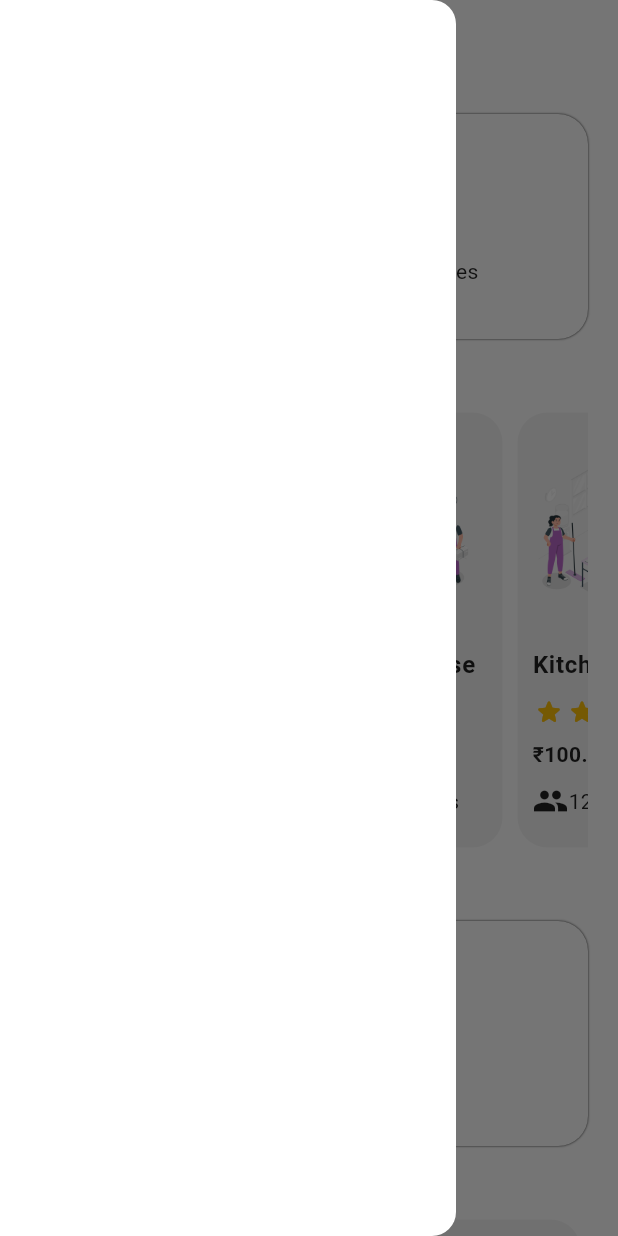
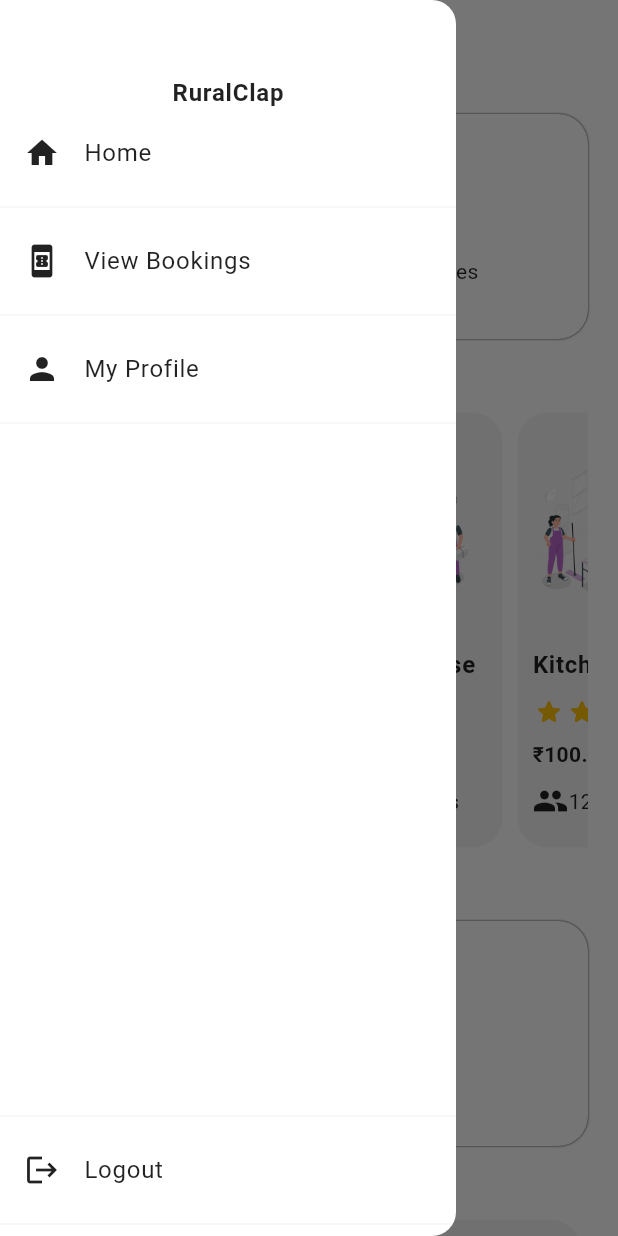
Before and after one commit to theVatsal3802/ruralclap-demo, a Flutter app: the screen it shows after launch, with the side drawer open, on a phone screen of 412 x 824 dp. Run offline on Flutter 3.47's test engine with Material 3 defaults, Android fonts, the phone set to English and light mode, and no system bars; drawn by our look-alikes of flutter_rating_stars.

Commit message:
Added drawer in demo

```diff
--- a/lib/screens/home_screen.dart
+++ b/lib/screens/home_screen.dart
@@ -2,6 +2,7 @@
 import 'package:ruralclap/models/category_model.dart';
 import 'package:ruralclap/models/trade_model.dart';
 import 'package:ruralclap/widgets/category_tile.dart';
+import 'package:ruralclap/widgets/custom_drawer.dart';
 import 'package:ruralclap/widgets/trade.dart';
 
 class HomeScreen extends StatefulWidget {
@@ -19,7 +20,7 @@
   @override
   Widget build(BuildContext context) {
     return Scaffold(
-      drawer: const Drawer(),
+      drawer: const CustomDrawer(),
       appBar: AppBar(
         title: const Text(
           "Welcome back",
--- /dev/null
+++ b/lib/widgets/custom_drawer.dart
@@ -0,0 +1,64 @@
+import 'package:flutter/material.dart';
+
+class CustomDrawer extends StatelessWidget {
+  const CustomDrawer({super.key});
+
+  @override
+  Widget build(BuildContext context) {
+    return Drawer(
+      child: Column(
+        children: [
+          const SizedBox(
+            height: 50,
+          ),
+          Text(
+            "RuralClap",
+            textScaler: TextScaler.noScaling,
+            style: Theme.of(context).textTheme.bodyLarge!.copyWith(
+                  fontWeight: FontWeight.bold,
+                ),
+            overflow: TextOverflow.ellipsis,
+          ),
+          const ListTile(
+            title: Text(
+              "Home",
+              textScaler: TextScaler.noScaling,
+            ),
+            leading: Icon(Icons.home),
+            style: ListTileStyle.drawer,
+          ),
+          const Divider(),
+          const ListTile(
+            title: Text(
+              "View Bookings",
+              textScaler: TextScaler.noScaling,
+            ),
+            leading: Icon(Icons.book_online),
+            style: ListTileStyle.drawer,
+          ),
+          const Divider(),
+          const ListTile(
+            title: Text(
+              "My Profile",
+              textScaler: TextScaler.noScaling,
+            ),
+            leading: Icon(Icons.person),
+            style: ListTileStyle.drawer,
+          ),
+          const Divider(),
+          const Spacer(),
+          const Divider(),
+          const ListTile(
+            title: Text(
+              "Logout",
+              textScaler: TextScaler.noScaling,
+            ),
+            leading: Icon(Icons.logout),
+            style: ListTileStyle.drawer,
+          ),
+          const Divider(),
+        ],
+      ),
+    );
+  }
+}
```
